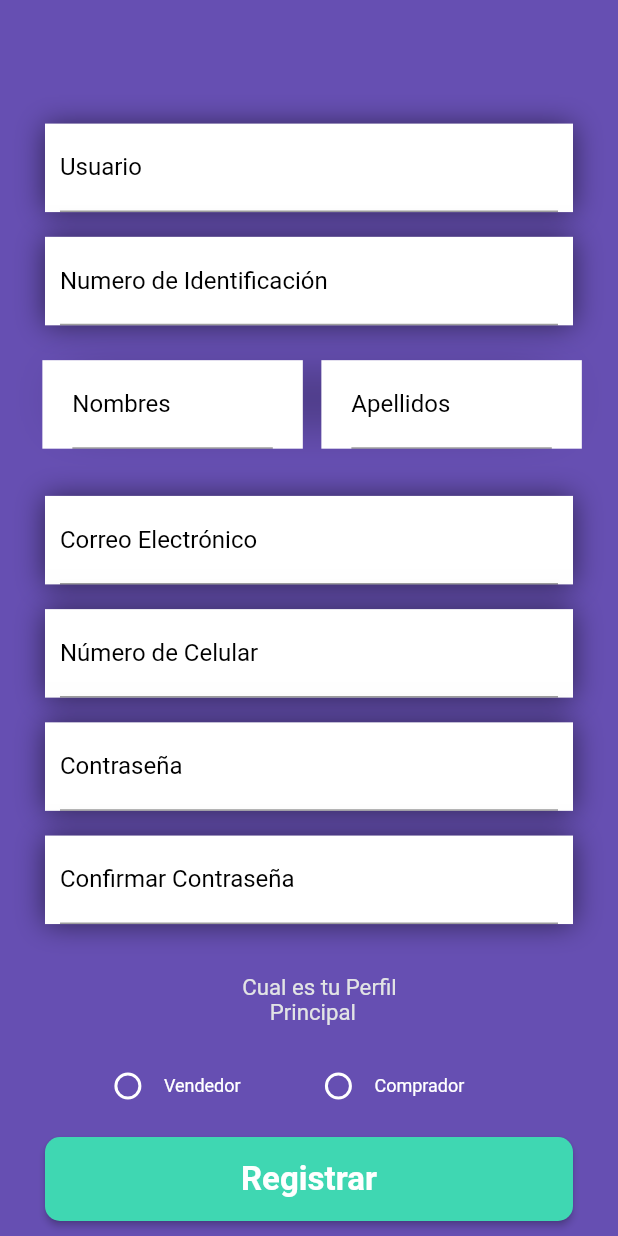
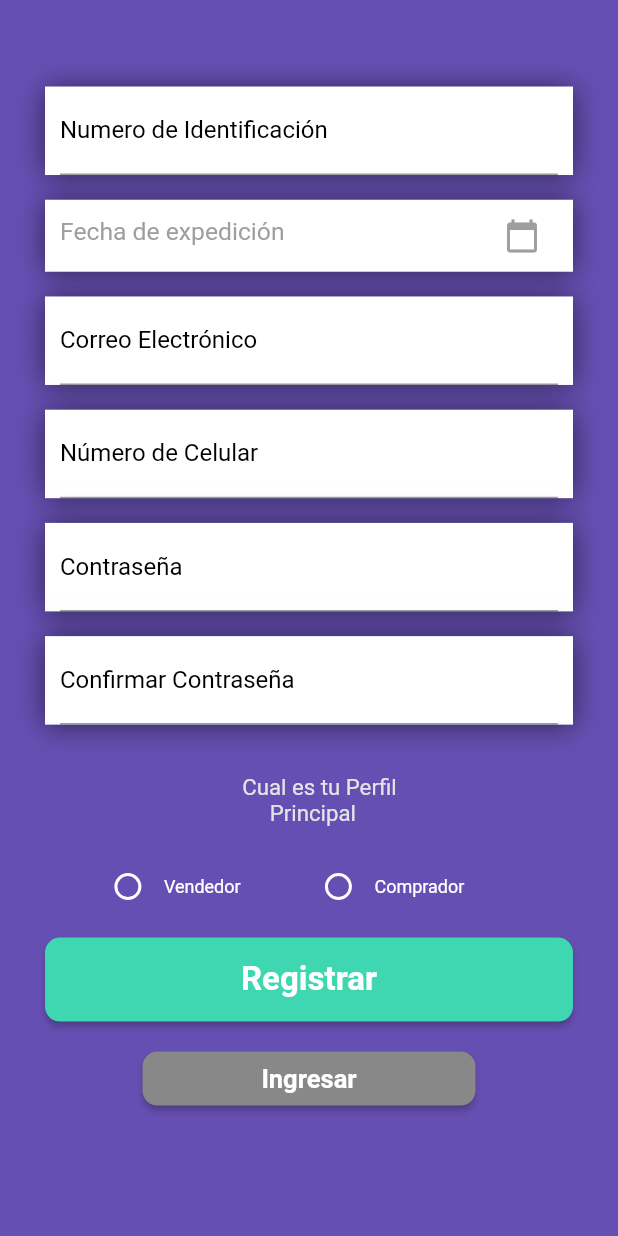
Before and after one commit to osmancadc/asegurate-app, a Flutter app: the screen it shows after launch, after a tap on "Registrarse", on a phone screen of 412 x 824 dp. Run offline on Flutter 3.47's test engine with Material 2 defaults, Android fonts, the phone set to English and light mode, and no system bars; our stand-ins replace blur, file_picker, flutter_dotenv, flutter_rating_bar, get, get_storage and 4 more; missing offline and left inert: encrypt, flutter_carousel_slider.

Commit message:
feat/register_page_changes validation date

```diff
--- a/lib/main.dart
+++ b/lib/main.dart
@@ -4,12 +4,25 @@ import 'package:flutter/material.dart';
 import 'package:hexcolor/hexcolor.dart';
 import 'package:get/get.dart';
 import 'package:flutter_dotenv/flutter_dotenv.dart';
-
+import 'package:flutter_localizations/flutter_localizations.dart';
 import 'package:app_asegurate/pages/pages.dart';
 
 Future main() async {
   await dotenv.load(fileName: ".env");
-  runApp(const MyApp());
+  runApp(const MaterialApp(
+    debugShowCheckedModeBanner: false,
+    home: MyApp(),
+    localizationsDelegates: [
+      GlobalMaterialLocalizations.delegate,
+      GlobalWidgetsLocalizations.delegate,
+      GlobalCupertinoLocalizations.delegate,
+    ],
+    supportedLocales: [
+      Locale('en', 'US'),
+      Locale('es', 'ES'),
+      Locale.fromSubtags( languageCode: 'es' ),
+    ],
+  ));
 }
 
 class MyApp extends StatefulWidget {
@@ -25,7 +38,7 @@ class _MyAppState extends State<MyApp> {
     return GetMaterialApp(
       debugShowCheckedModeBanner: false,
       getPages: [
-        GetPage(name: '/', page: () => const  LoginPage()),
+        GetPage(name: '/', page: () => const LoginPage()),
         GetPage(
             name: '/consult',
             page: () => ConsultPage(),
@@ -44,7 +57,8 @@ class _MyAppState extends State<MyApp> {
         GetPage(name: '/register', page: () => RegisterPage()),
         GetPage(name: '/help', page: () => HelpPage()),
         GetPage(name: '/consultDetail', page: () => ConsultPageDetail()),
-        GetPage(name: '/passwordRecovered', page: () => PasswordRecoveredPage()),
+        GetPage(
+            name: '/passwordRecovered', page: () => PasswordRecoveredPage()),
       ],
       theme: ThemeData(
         primarySwatch: Colors.blue,
--- a/lib/pages/register/register_page.dart
+++ b/lib/pages/register/register_page.dart
@@ -1,7 +1,6 @@
 import 'package:app_asegurate/pages/register/register_page_controller.dart';
 import 'package:flutter/material.dart';
 import 'package:get/get.dart';
-
 
 import '../../utils.dart';
 
@@ -26,9 +25,8 @@ class RegisterPage extends StatelessWidget {
                   SizedBox(
                     height: MediaQuery.of(context).size.height * 0.05,
                   ),
-                  _boxFormUser(context),
                   _boxFormIdentification(context),
-                  _boxFormRegisterNameLastname(context),
+                  _boxFormDatePicker(context),
                   _boxFormRegisterEmail(context),
                   _boxFormRegisterPhone(context),
                   _boxFormPassword(context),
@@ -41,6 +39,32 @@ class RegisterPage extends StatelessWidget {
             ],
           ),
         ]),
+      ),
+    );
+  }
+
+  Widget _boxFormDatePicker(context) {
+    return Container(
+      width: double.infinity,
+      margin: EdgeInsets.only(
+        top: MediaQuery.of(context).size.height * 0.02,
+        left: 30,
+        right: 30,
+      ),
+      decoration: const BoxDecoration(
+        color: Colors.white,
+        boxShadow: <BoxShadow>[
+          BoxShadow(
+            color: Colors.black54,
+            blurRadius: 15,
+            offset: Offset(0, 0.75),
+          ),
+        ],
+      ),
+      child: Column(
+        children: [
+          _textFormDatePicker(context),
+        ],
       ),
     );
   }
@@ -119,6 +143,44 @@ class RegisterPage extends StatelessWidget {
             ],
           ),
         ],
+      ),
+    );
+  }
+
+  Widget _textFormDatePicker(context) {
+    RegisterPageController con = Get.put(RegisterPageController());
+    return Obx(
+      () => Container(
+        padding: const EdgeInsets.symmetric(horizontal: 10),
+        child: TextFormField(
+          controller: con.dateController.value,
+          decoration: InputDecoration(
+            border: InputBorder.none,
+            hintText: 'Fecha de expedición',
+            hintStyle: TextStyle(
+              color: Colors.grey,
+              fontSize: MediaQuery.of(context).size.width * 0.04,
+            ),
+            suffixIcon: IconButton(
+              onPressed: () async {
+                final DateTime? picked = await showDatePicker(
+                  context: context,
+                  initialDate: DateTime.now(),
+                  firstDate: DateTime(1900),
+                  lastDate: DateTime(2100),
+                );
+                if (picked != null) {
+                  con.dateController.value.text =
+                      picked.toString().substring(0, 10);
+                }
+              },
+              icon: Icon(
+                Icons.calendar_today,
+                color: Colors.grey,
+              ),
+            ),
+          ),
+        ),
       ),
     );
   }
@@ -371,7 +433,6 @@ Widget _textPassword(context) {
     padding: const EdgeInsets.symmetric(horizontal: 10),
     child: TextField(
       obscureText: true,
-
       controller: con.passwordController,
       keyboardType: TextInputType.visiblePassword,
       decoration: const InputDecoration(
@@ -384,8 +445,6 @@ Widget _textPassword(context) {
     ),
   );
 }
-
-
 
 Widget _textConfirmPassword(context) {
   RegisterPageController con = Get.put(RegisterPageController());
@@ -490,22 +549,22 @@ Widget _buttomGetInto(BuildContext context) {
   RegisterPageController con = Get.put(RegisterPageController());
   return Container(
     width: double.infinity,
-    margin: const EdgeInsets.symmetric(horizontal: 30, vertical: 10),
+    margin: EdgeInsets.symmetric(horizontal: 95, vertical: 4),
     child: ElevatedButton(
       onPressed: () => con.gotoLoginPage(),
       style: ElevatedButton.styleFrom(
         shape: RoundedRectangleBorder(
           borderRadius: BorderRadius.circular(10),
         ),
-        primary: colorOnPrimaryVariant,
-        padding: const EdgeInsets.symmetric(vertical: 15),
+        primary: colorOnSecondaryVariant,
+        padding: const EdgeInsets.symmetric(vertical: 4),
       ),
       child: const Text(
         'Ingresar',
         style: TextStyle(
           color: Colors.white,
           fontWeight: FontWeight.bold,
-          fontSize: 22,
+          fontSize: 17,
         ),
       ),
     ),
--- a/lib/pages/register/register_page_controller.dart
+++ b/lib/pages/register/register_page_controller.dart
@@ -6,6 +6,7 @@ import 'package:get/get.dart';
 import 'package:encrypt/encrypt.dart' as encrypt;
 
 import 'package:sn_progress_dialog/sn_progress_dialog.dart';
+import 'package:intl/intl.dart';
 
 class RegisterPageController extends GetxController {
   TextEditingController userController = TextEditingController();
@@ -16,6 +17,7 @@ class RegisterPageController extends GetxController {
   TextEditingController phoneController = TextEditingController();
   TextEditingController passwordController = TextEditingController();
   TextEditingController passwordConfirmController = TextEditingController();
+
   UsersProvider usersProvider = UsersProvider();
   String encryptionKey = Environment.ENCRYPTION_KEY;
   _encrypt(String text) {
@@ -26,6 +28,8 @@ class RegisterPageController extends GetxController {
     return encrypted.base64;
   }
 
+  var date = DateTime.now().obs;
+  var dateController = TextEditingController().obs;
   var selectedRadio = "".obs;
   onChangedRadio(var value) {
     selectedRadio.value = value;
--- a/pubspec.yaml
+++ b/pubspec.yaml
@@ -11,6 +11,9 @@ environment:
 dependencies:
   flutter:
     sdk: flutter
+  flutter_localizations:
+    sdk: flutter
+
 
   cupertino_icons: ^1.0.2
   blur: ^3.1.0
@@ -32,8 +35,6 @@ dev_dependencies:
   encrypt: ^5.0.1
   flutter_rating_bar: ^4.0.1
   jwt_decoder: ^2.0.1
-
-
   hexcolor: ^2.0.5
   sn_progress_dialog: ^1.0.8
 flutter:
```
Also changed, not shown: pubspec.lock.
